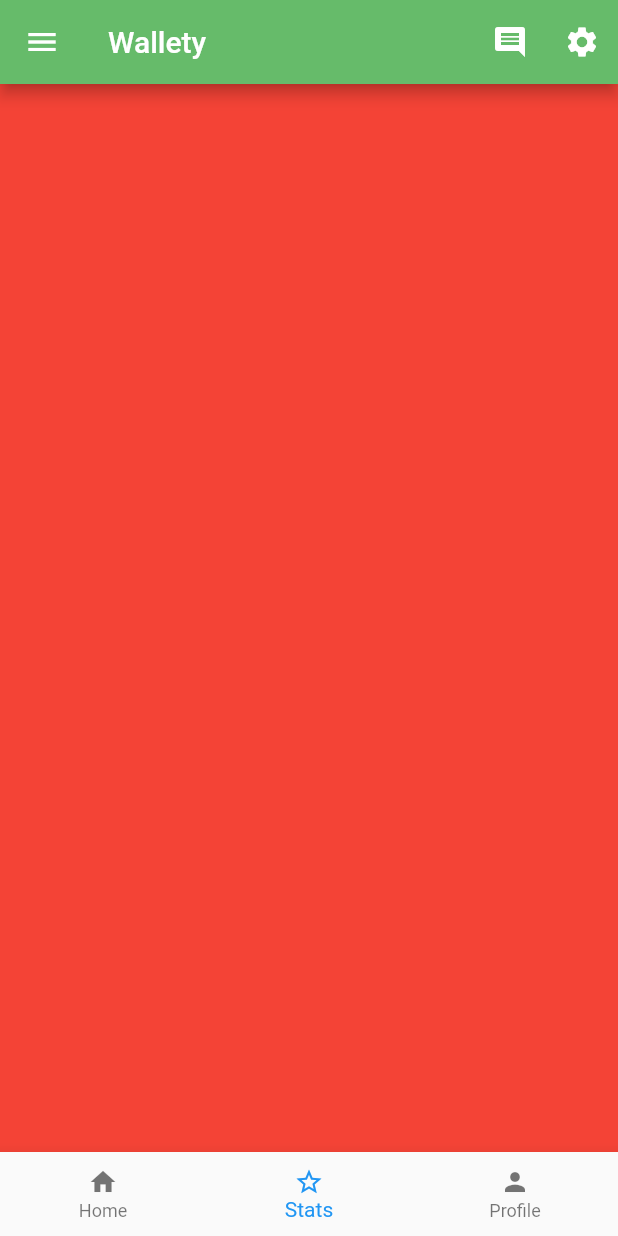
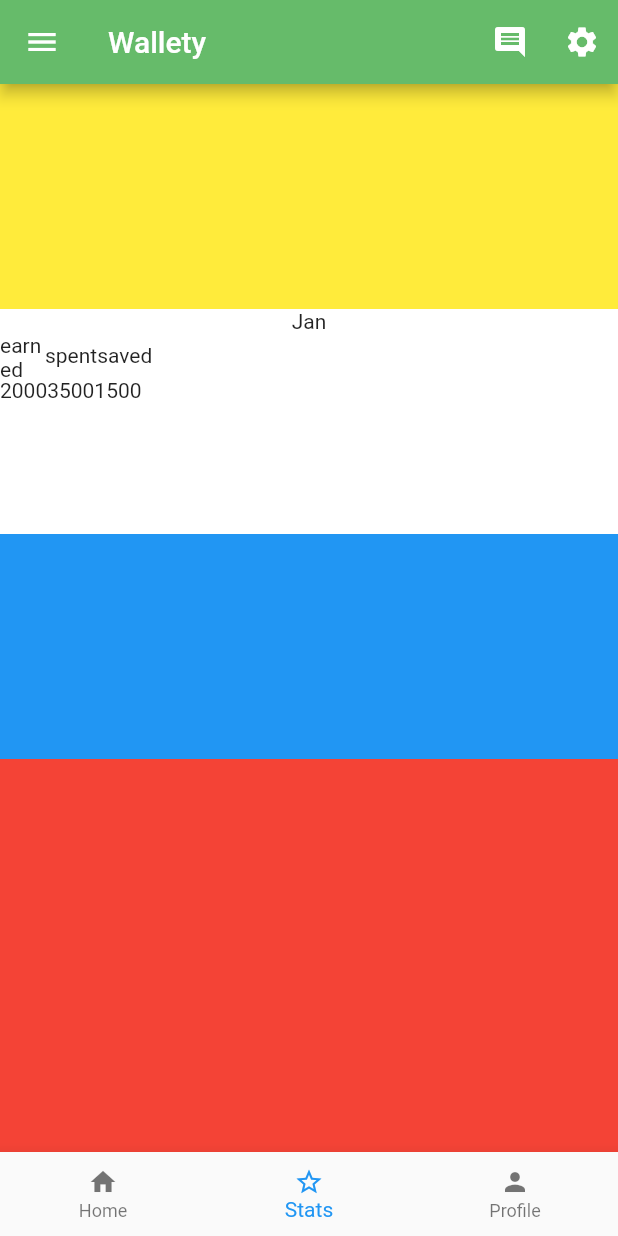
Before and after one commit to WALLETYKE/wallety, a Flutter app: the screen it shows after launch, item 2 of the bottom bar chosen, on a phone screen of 412 x 824 dp. Run offline on Flutter 3.47's test engine with Material 2 defaults, Android fonts, the phone set to English and light mode, and no system bars; our stand-ins replace charts_flutter.

Commit message:
first commit of teh statspage

```diff
--- a/lib/screens/stats.dart
+++ b/lib/screens/stats.dart
@@ -9,6 +9,55 @@ class Header extends StatelessWidget {
     return Scaffold(
       body: Container(
         color: Colors.red,
+        child: Column(
+          children:[
+            Container(
+              height: 150,
+              width: double.infinity,
+              color: Colors.yellow,
+            ),
+            Container(
+              height: 150,
+              width: double.infinity,
+              color: Colors.white,
+              child: Column(
+                children: [
+                  Center(
+                    //height: 20,
+                   // width: 30,
+                    child: Text('Jan'),
+                  ),
+
+                  Row(
+                      children: [
+                         Container(
+                           height: 30,
+                           width: 30,
+                           child: Text('earned'),
+                         ),
+                         Text('spent'),
+                        Text('saved'),
+                        ],
+                    ),
+
+
+                  Row(
+                    children: [
+                      Text('2000'),
+                      Text('3500'),
+                      Text('1500'),
+                    ],
+                  ),
+                ],
+              ),
+            ),
+            Container(
+              height: 150,
+              width: double.infinity,
+              color: Colors.blue,
+            ),
+          ],
+        ),
       ),
     );
   }
```
